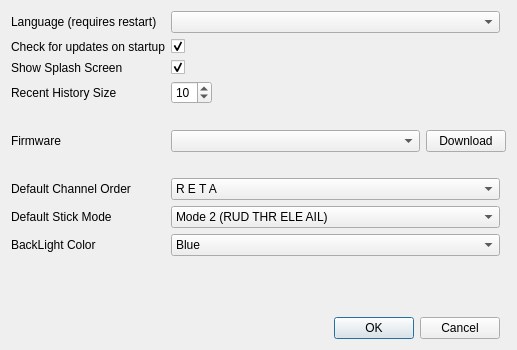
The window that src/preferencesdialog.ui (roberto1903/companion9x) describes before a commit, drawn with Qt 5.
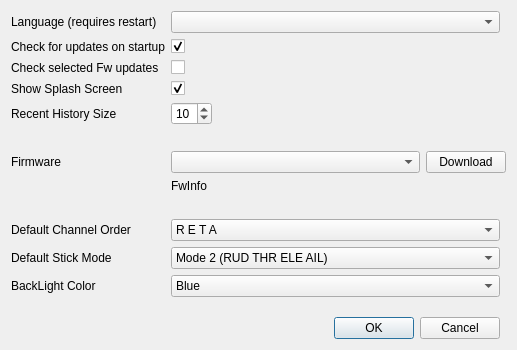
The same window after the commit. Icons and pictures are not drawn.

Commit message: Firmware check and updates....

What changed in the file:
```diff
--- a/src/preferencesdialog.ui
+++ b/src/preferencesdialog.ui
@@ -18,7 +18,14 @@
     <normaloff>:/images/preferences.png</normaloff>:/images/preferences.png</iconset>
   </property>
   <layout class="QGridLayout" name="gridLayout">
-   <item row="8" column="1">
+   <item row="5" column="0">
+    <widget class="QLabel" name="label_7">
+     <property name="text">
+      <string>Check selected Fw updates</string>
+     </property>
+    </widget>
+   </item>
+   <item row="15" column="1">
     <widget class="QComboBox" name="stickmodeCB">
      <property name="whatsThis">
       <string>Mode selection:
@@ -66,7 +73,20 @@
      </item>
     </widget>
    </item>
-   <item row="1" column="1">
+   <item row="13" column="1">
+    <spacer name="horizontalSpacer_2">
+     <property name="orientation">
+      <enum>Qt::Horizontal</enum>
+     </property>
+     <property name="sizeHint" stdset="0">
+      <size>
+       <width>340</width>
+       <height>20</height>
+      </size>
+     </property>
+    </spacer>
+   </item>
+   <item row="2" column="1">
     <widget class="QCheckBox" name="startupCheck_companion9x">
      <property name="text">
       <string/>
@@ -76,7 +96,7 @@
      </property>
     </widget>
    </item>
-   <item row="3" column="0">
+   <item row="9" column="0">
     <widget class="QLabel" name="label_5">
      <property name="text">
       <string>Recent History Size</string>
@@ -90,28 +110,21 @@
      </property>
     </widget>
    </item>
-   <item row="5" column="0">
+   <item row="11" column="0">
     <widget class="QLabel" name="label_6">
      <property name="text">
       <string>Firmware</string>
      </property>
     </widget>
    </item>
-   <item row="2" column="0">
-    <widget class="QLabel" name="label_4">
-     <property name="text">
-      <string>Show Splash Screen</string>
-     </property>
-    </widget>
-   </item>
-   <item row="7" column="0">
+   <item row="14" column="0">
     <widget class="QLabel" name="label_13">
      <property name="text">
       <string>Default Channel Order</string>
      </property>
     </widget>
    </item>
-   <item row="11" column="1">
+   <item row="18" column="1">
     <widget class="QDialogButtonBox" name="buttonBox">
      <property name="orientation">
       <enum>Qt::Horizontal</enum>
@@ -121,23 +134,10 @@
      </property>
     </widget>
    </item>
-   <item row="6" column="1">
-    <spacer name="horizontalSpacer_2">
-     <property name="orientation">
-      <enum>Qt::Horizontal</enum>
-     </property>
-     <property name="sizeHint" stdset="0">
-      <size>
-       <width>340</width>
-       <height>20</height>
-      </size>
-     </property>
-    </spacer>
-   </item>
    <item row="0" column="1">
     <widget class="QComboBox" name="locale_QB"/>
    </item>
-   <item row="7" column="1">
+   <item row="14" column="1">
     <widget class="QComboBox" name="channelorderCB">
      <property name="whatsThis">
       <string>Channel order
@@ -269,7 +269,7 @@
      </item>
     </widget>
    </item>
-   <item row="3" column="1">
+   <item row="9" column="1">
     <widget class="QSpinBox" name="historySize">
      <property name="sizePolicy">
       <sizepolicy hsizetype="Maximum" vsizetype="Fixed">
@@ -285,7 +285,7 @@
      </property>
     </widget>
    </item>
-   <item row="5" column="1" colspan="2">
+   <item row="11" column="1" colspan="2">
     <layout class="QHBoxLayout" name="horizontalLayout">
      <item>
       <widget class="QComboBox" name="downloadVerCB"/>
@@ -305,24 +305,14 @@
      </item>
     </layout>
    </item>
-   <item row="1" column="0">
+   <item row="2" column="0">
     <widget class="QLabel" name="label_2">
      <property name="text">
       <string>Check for updates on startup</string>
      </property>
     </widget>
    </item>
-   <item row="2" column="1">
-    <widget class="QCheckBox" name="showSplash">
-     <property name="text">
-      <string/>
-     </property>
-     <property name="checked">
-      <bool>true</bool>
-     </property>
-    </widget>
-   </item>
-   <item row="4" column="1">
+   <item row="10" column="1">
     <spacer name="horizontalSpacer">
      <property name="orientation">
       <enum>Qt::Horizontal</enum>
@@ -335,14 +325,14 @@
      </property>
     </spacer>
    </item>
-   <item row="8" column="0">
+   <item row="15" column="0">
     <widget class="QLabel" name="label_14">
      <property name="text">
       <string>Default Stick Mode</string>
      </property>
     </widget>
    </item>
-   <item row="10" column="1">
+   <item row="17" column="1">
     <spacer name="verticalSpacer">
      <property name="orientation">
       <enum>Qt::Vertical</enum>
@@ -355,7 +345,7 @@
      </property>
     </spacer>
    </item>
-   <item row="9" column="1">
+   <item row="16" column="1">
     <widget class="QComboBox" name="backLightColor">
      <item>
       <property name="text">
@@ -384,13 +374,44 @@
      </item>
     </widget>
    </item>
-   <item row="9" column="0">
+   <item row="16" column="0">
     <widget class="QLabel" name="label_3">
      <property name="text">
       <string>BackLight Color</string>
      </property>
     </widget>
    </item>
+   <item row="12" column="1">
+    <widget class="QLabel" name="FwInfo">
+     <property name="text">
+      <string>FwInfo</string>
+     </property>
+    </widget>
+   </item>
+   <item row="5" column="1">
+    <widget class="QCheckBox" name="startupCheck_fw">
+     <property name="text">
+      <string/>
+     </property>
+    </widget>
+   </item>
+   <item row="8" column="1">
+    <widget class="QCheckBox" name="showSplash">
+     <property name="text">
+      <string/>
+     </property>
+     <property name="checked">
+      <bool>true</bool>
+     </property>
+    </widget>
+   </item>
+   <item row="8" column="0">
+    <widget class="QLabel" name="label_4">
+     <property name="text">
+      <string>Show Splash Screen</string>
+     </property>
+    </widget>
+   </item>
   </layout>
  </widget>
  <resources>
```
The commit also changes 6 other files.
